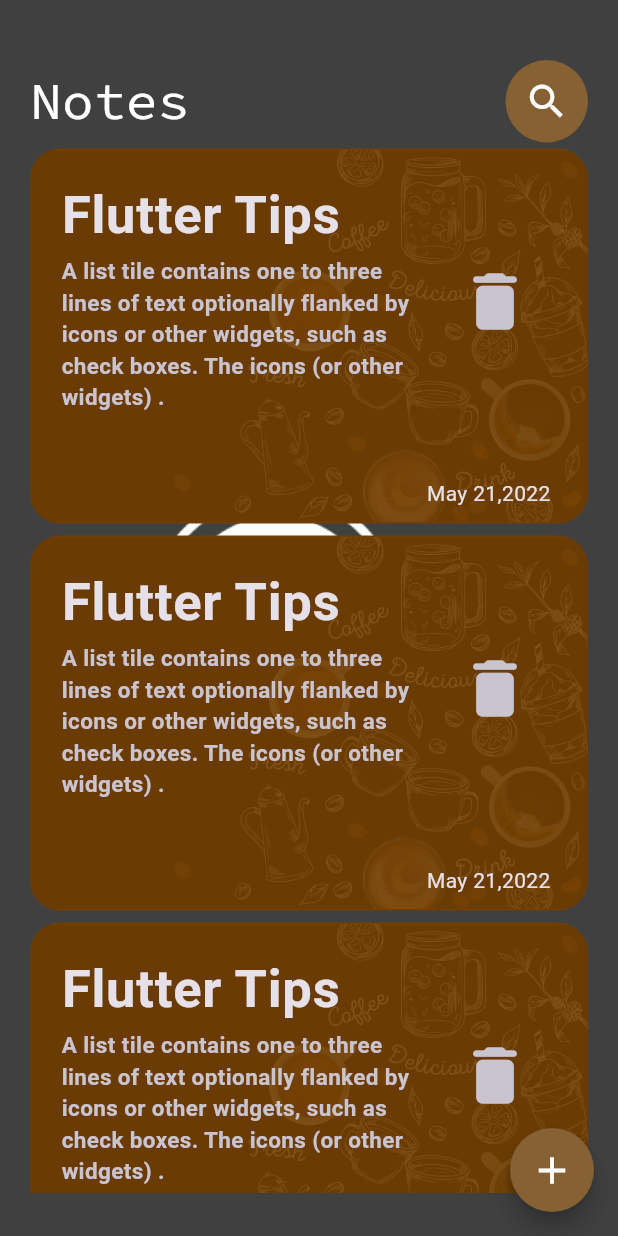
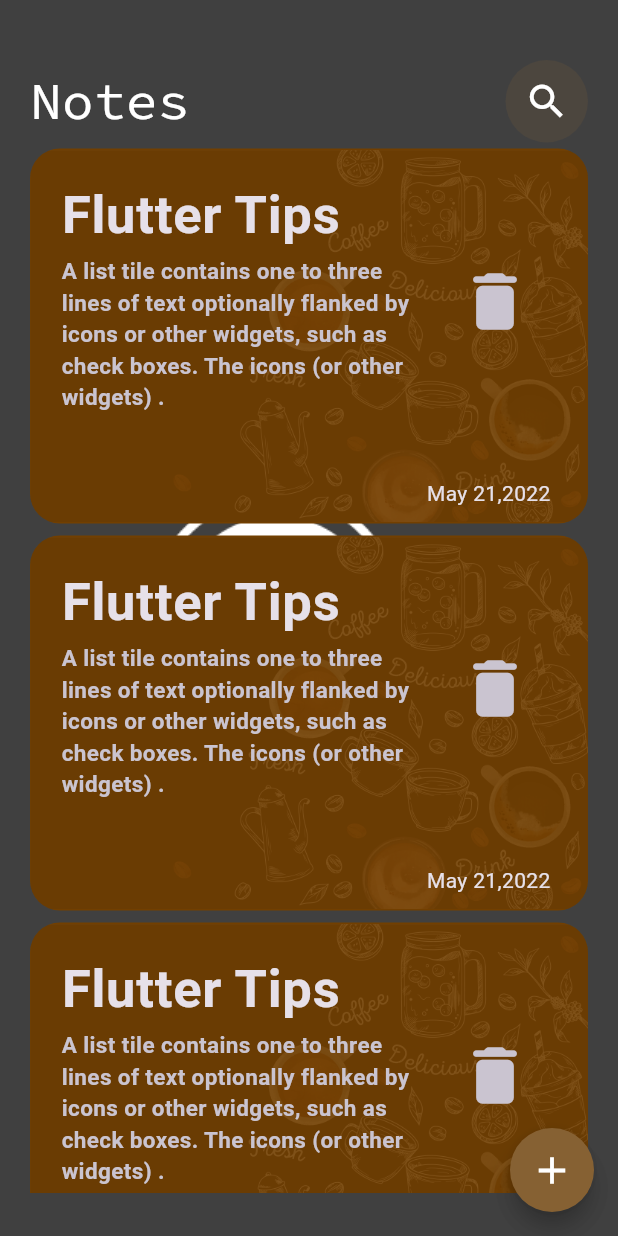
Before and after one commit to AMN-2/NoteApp, a Flutter app: the screen it shows after launch, on a phone screen of 412 x 824 dp. Run offline on Flutter 3.47's test engine with Material 3 defaults, Android fonts, the phone set to English and light mode, and no system bars; our stand-ins replace google_fonts; Roboto replaces fonts that are missing (Dosis).

```diff
--- a/lib/views/widgets/coustem_appbar.dart
+++ b/lib/views/widgets/coustem_appbar.dart
@@ -21,7 +21,7 @@ class CoustemAppbar extends StatelessWidget {
           height: 55,
           width: 55,
           decoration: BoxDecoration(
-              color: const Color.fromARGB(255, 134, 97, 51),
+              color: const Color.fromARGB(41, 134, 97, 51),
               borderRadius: BorderRadius.circular(30)),
           child: Center(
             child: IconButton(
--- a/lib/views/widgets/note_Item.dart
+++ b/lib/views/widgets/note_Item.dart
@@ -1,4 +1,4 @@
-// ignore_for_file: prefer_const_constructors
+// ignore_for_file: prefer_const_constructors, file_names, prefer_const_constructors_in_immutables
 
 import 'package:flutter/material.dart';
 import 'package:google_fonts/google_fonts.dart';
```
Also changed, not shown: 1 other file.
